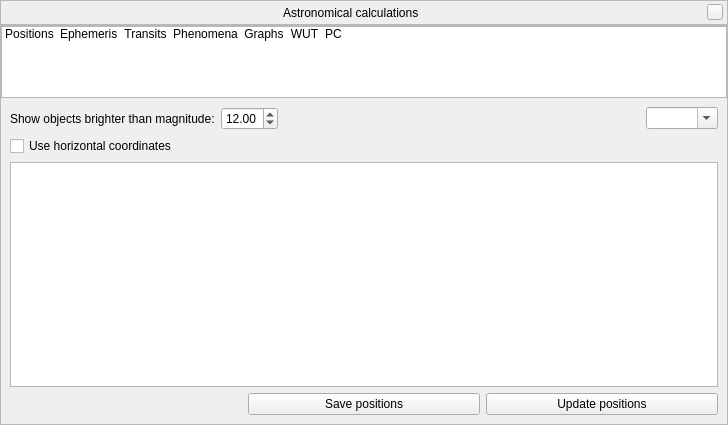
Old version of the form src/gui/astroCalcDialog.ui in the repository 519984307/stellarium_src.
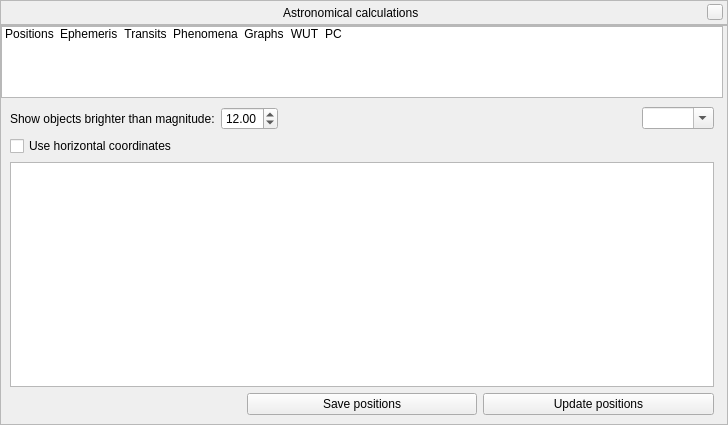
New version of the form. Icons and pictures are not drawn. Custom widgets are drawn as their Qt base class.

Patch:
```diff
--- a/src/gui/astroCalcDialog.ui
+++ b/src/gui/astroCalcDialog.ui
@@ -140,7 +140,7 @@
        <number>0</number>
       </property>
       <property name="rightMargin">
-       <number>0</number>
+       <number>4</number>
       </property>
       <property name="bottomMargin">
        <number>0</number>
@@ -179,8 +179,8 @@
         </property>
         <property name="iconSize">
          <size>
-          <width>48</width>
-          <height>48</height>
+          <width>50</width>
+          <height>50</height>
          </size>
         </property>
         <property name="flow">
@@ -230,7 +230,7 @@
          </property>
          <property name="icon">
           <iconset>
-           <normalon>:/graphicGui/tabicon-AstroCalc-CelPos.png</normalon>
+           <normalon>:/graphicGui/tabicon-AstroCalc-Transit.png</normalon>
           </iconset>
          </property>
         </item>
```
